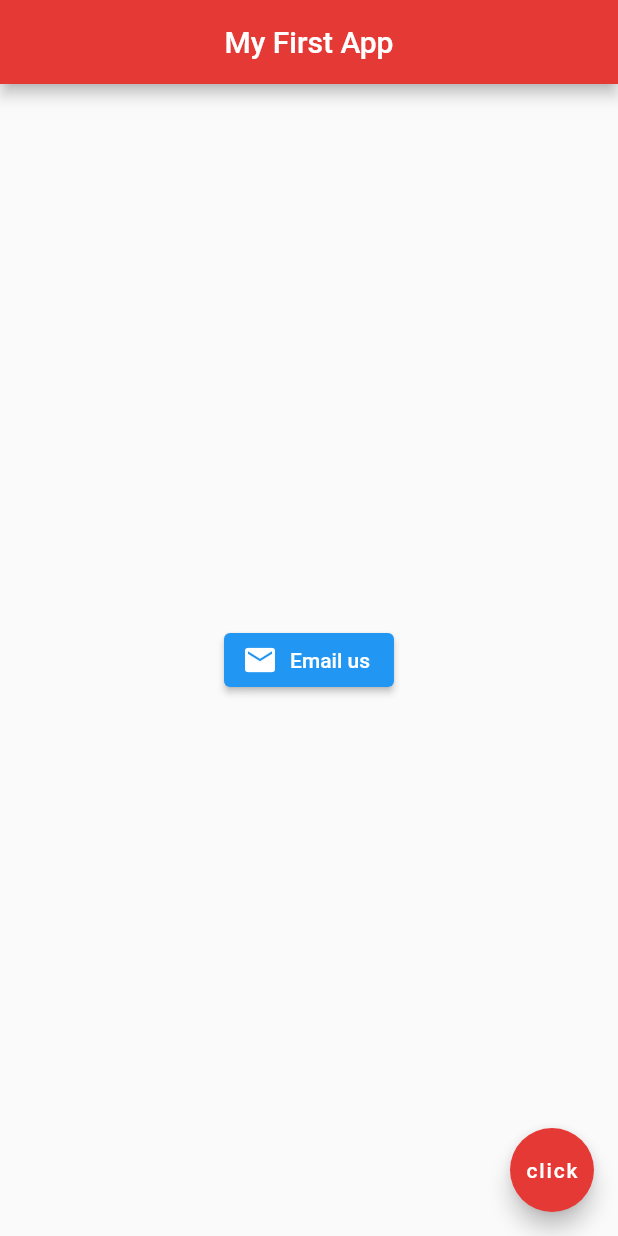
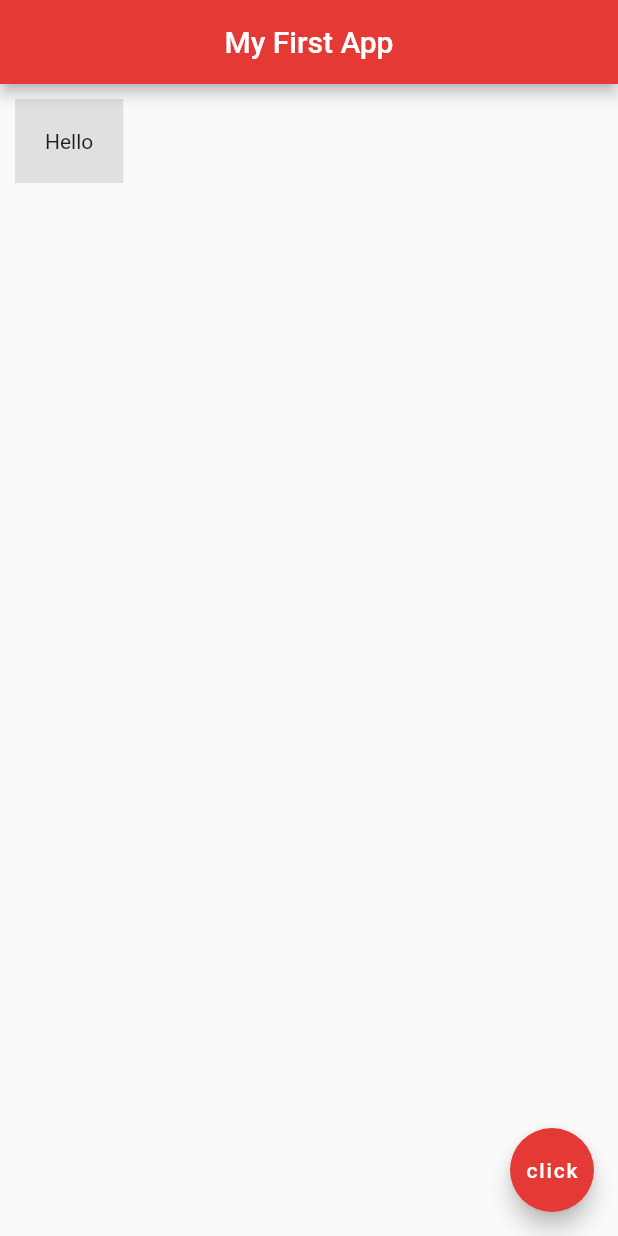
Before and after one commit to arshedgithub/Flutter-with-Net-Ninja, a Flutter app: the screen it shows after launch, on a phone screen of 412 x 824 dp. Run offline on Flutter 3.47's test engine with Material 2 defaults, Android fonts, the phone set to English and light mode, and no system bars.

Commit message:
add container with margin and padding

```diff
--- a/lib/main.dart
+++ b/lib/main.dart
@@ -16,14 +16,11 @@ class Home extends StatelessWidget {
         backgroundColor: Colors.red[600],
       ),
 
-      body: Center(
-        child: ElevatedButton.icon(
-          onPressed: (){},
-          icon: Icon(
-            Icons.email
-          ),
-          label: Text('Email us'),
-        ),
+      body: Container(
+        color: Colors.grey[300],
+        child: Text('Hello'),
+        padding: EdgeInsets.all(20.0),
+        margin: EdgeInsets.all(10.0),
       ),
 
       floatingActionButton: FloatingActionButton(
```
